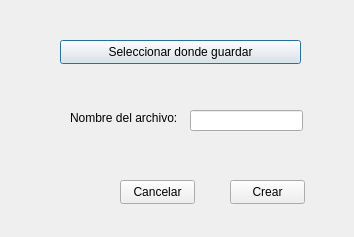
iriclau/uidepass, file app/views/qt/design/ventana_crear_archivo.ui: the form before one commit.
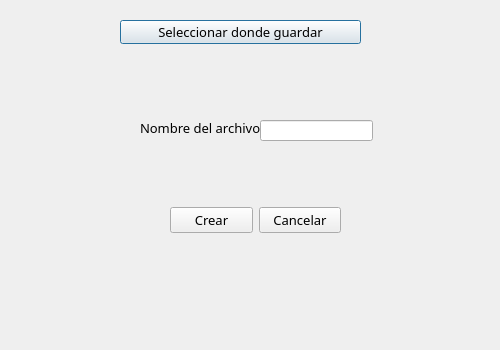
The form after the commit.

```diff
--- a/app/views/qt/design/ventana_crear_archivo.ui
+++ b/app/views/qt/design/ventana_crear_archivo.ui
@@ -6,8 +6,8 @@
    <rect>
     <x>0</x>
     <y>0</y>
-    <width>354</width>
-    <height>237</height>
+    <width>500</width>
+    <height>350</height>
    </rect>
   </property>
   <property name="windowTitle">
@@ -16,47 +16,27 @@
   <widget class="QPushButton" name="btn_seleccionar_donde_guardar">
    <property name="geometry">
     <rect>
-     <x>60</x>
-     <y>40</y>
+     <x>120</x>
+     <y>20</y>
      <width>241</width>
      <height>24</height>
     </rect>
    </property>
+   <property name="font">
+    <font>
+     <family>Berlin Sans FB</family>
+     <pointsize>10</pointsize>
+    </font>
+   </property>
    <property name="text">
     <string>Seleccionar donde guardar</string>
    </property>
   </widget>
-  <widget class="QPushButton" name="btn_crear_archivo">
-   <property name="geometry">
-    <rect>
-     <x>230</x>
-     <y>180</y>
-     <width>75</width>
-     <height>24</height>
-    </rect>
-   </property>
-   <property name="text">
-    <string>Crear</string>
-   </property>
-  </widget>
-  <widget class="QPushButton" name="btn_cancelar">
-   <property name="geometry">
-    <rect>
-     <x>120</x>
-     <y>180</y>
-     <width>75</width>
-     <height>24</height>
-    </rect>
-   </property>
-   <property name="text">
-    <string>Cancelar</string>
-   </property>
-  </widget>
   <widget class="QLineEdit" name="input_nombre_archivo">
    <property name="geometry">
     <rect>
-     <x>190</x>
-     <y>110</y>
+     <x>260</x>
+     <y>120</y>
      <width>113</width>
      <height>21</height>
     </rect>
@@ -65,16 +45,88 @@
   <widget class="QLabel" name="label">
    <property name="geometry">
     <rect>
-     <x>70</x>
-     <y>110</y>
+     <x>140</x>
+     <y>120</y>
      <width>121</width>
      <height>16</height>
     </rect>
    </property>
+   <property name="font">
+    <font>
+     <family>Berlin Sans FB</family>
+     <pointsize>10</pointsize>
+    </font>
+   </property>
    <property name="text">
     <string>Nombre del archivo:</string>
    </property>
   </widget>
+  <widget class="QWidget" name="horizontalLayoutWidget">
+   <property name="geometry">
+    <rect>
+     <x>170</x>
+     <y>180</y>
+     <width>171</width>
+     <height>80</height>
+    </rect>
+   </property>
+   <layout class="QHBoxLayout" name="horizontalLayout">
+    <item>
+     <widget class="QPushButton" name="btn_crear_archivo">
+      <property name="font">
+       <font>
+        <family>Berlin Sans FB</family>
+        <pointsize>10</pointsize>
+       </font>
+      </property>
+      <property name="text">
+       <string>Crear</string>
+      </property>
+     </widget>
+    </item>
+    <item>
+     <widget class="QPushButton" name="btn_cancelar">
+      <property name="font">
+       <font>
+        <family>Berlin Sans FB</family>
+        <pointsize>10</pointsize>
+       </font>
+      </property>
+      <property name="text">
+       <string>Cancelar</string>
+      </property>
+     </widget>
+    </item>
+   </layout>
+  </widget>
+  <widget class="QLabel" name="label_ruta_carpeta">
+   <property name="geometry">
+    <rect>
+     <x>40</x>
+     <y>50</y>
+     <width>421</width>
+     <height>51</height>
+    </rect>
+   </property>
+   <property name="font">
+    <font>
+     <family>Berlin Sans FB</family>
+     <pointsize>10</pointsize>
+    </font>
+   </property>
+   <property name="text">
+    <string/>
+   </property>
+   <property name="textFormat">
+    <enum>Qt::PlainText</enum>
+   </property>
+   <property name="alignment">
+    <set>Qt::AlignCenter</set>
+   </property>
+   <property name="wordWrap">
+    <bool>true</bool>
+   </property>
+  </widget>
  </widget>
  <resources/>
  <connections/>
```
Left out of the diff: 2 changed lines with no effect on the pictures.
